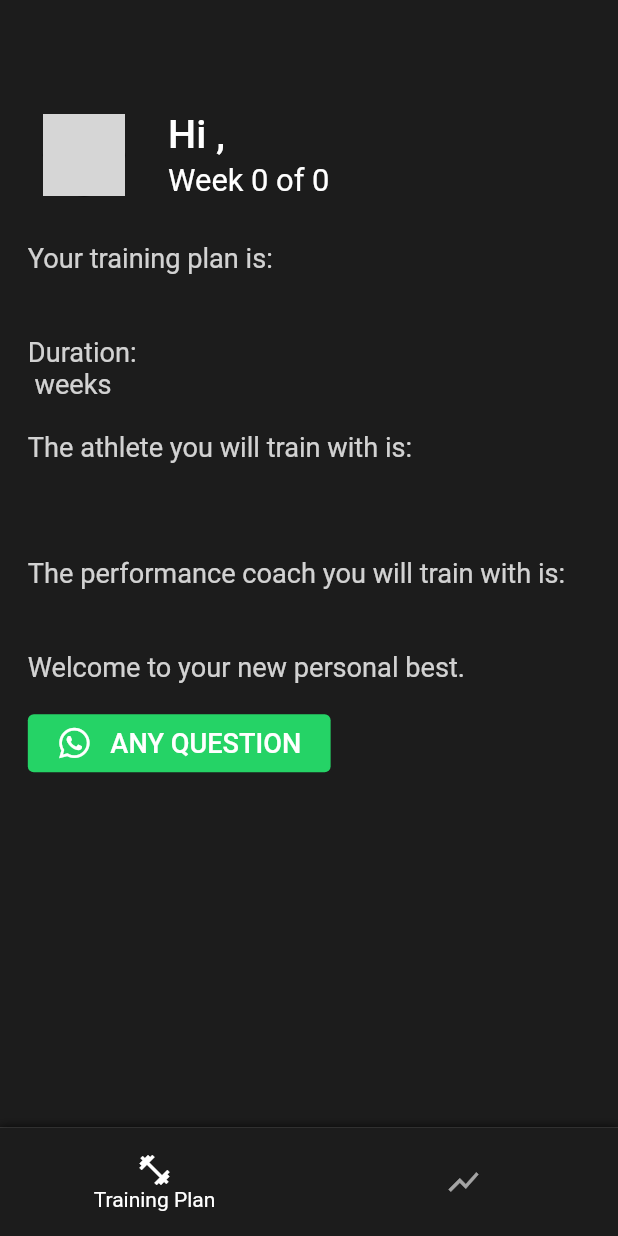
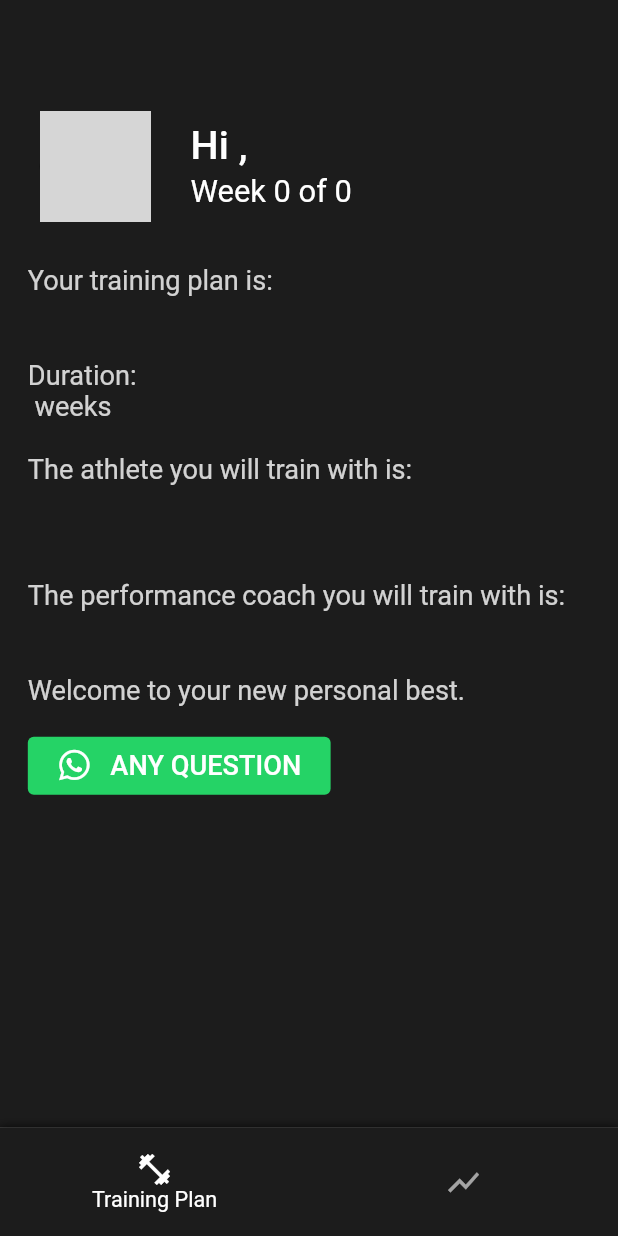
Before and after one commit to Danis96/Athlete.co, a Flutter app: the TrainingPlan screen opened directly with empty values, on a phone screen of 412 x 824 dp. Run offline on Flutter 3.47's test engine with Material 2 defaults, Android fonts, the phone set to English and light mode, and no system bars; our stand-ins replace audioplayers, chewie, cloud_firestore, firebase_auth, font_awesome_flutter, google_sign_in and 2 more; missing offline and left inert: flutter_facebook_login, flutter_twitter_login; accounts and stored records are empty; network calls fail; grey boxes are pictures that could not be loaded.

Commit message:
responsiveFromLastMeeting

```diff
--- a/lib/view/chooseAthlete/widgets/nameHeadline.dart
+++ b/lib/view/chooseAthlete/widgets/nameHeadline.dart
@@ -20,8 +20,8 @@ Widget nameHeadline(String name, String usersPhoto, BuildContext context,
     child: Row(
       children: <Widget>[
         Container(
-          height: 90.0,
-          width: 90,
+          height: 100,
+          width: 100,
           padding: EdgeInsets.all(10),
           child: CircleAvatar(
             backgroundColor: MyColors().black,
--- a/lib/view/chooseAthlete/widgets/trainerContainer.dart
+++ b/lib/view/chooseAthlete/widgets/trainerContainer.dart
@@ -64,7 +64,7 @@ Widget trainerContainer(
                   bottomRight: const Radius.circular(8),
                 )),
             width: SizeConfig.blockSizeHorizontal * 95,
-            height: SizeConfig.blockSizeVertical * 30,
+            height: SizeConfig.blockSizeVertical * 32,
           ),
           Container(
             child: ClipRRect(
--- a/lib/view/history/page/history.dart
+++ b/lib/view/history/page/history.dart
@@ -19,6 +19,9 @@ class History extends StatelessWidget {
       backgroundColor: MyColors().lightBlack,
       body: Container(
         child: Center(
+          child: Container(
+            width: SizeConfig.blockSizeHorizontal * 70,
+            height: SizeConfig.blockSizeVertical * 5,
             child: RaisedButton(
               color: MyColors().black,
               onPressed: () {
@@ -38,6 +41,8 @@ class History extends StatelessWidget {
                 'Change your athlete',
                 style: TextStyle(
                   color: MyColors().white,
+                  fontSize: SizeConfig.safeBlockHorizontal * 4
+                ),
               ),
             ),
           ),
--- a/lib/view/history/widgets/firstTab.dart
+++ b/lib/view/history/widgets/firstTab.dart
@@ -21,6 +21,7 @@ Widget firstTab(BuildContext context, DocumentSnapshot userDocument,
           Icon(
             Icons.fitness_center,
             color: Colors.white60,
+            size: SizeConfig.blockSizeHorizontal * 6,
           ),
         ],
       ),
--- a/lib/view/history/widgets/secondTab.dart
+++ b/lib/view/history/widgets/secondTab.dart
@@ -13,11 +13,13 @@ Widget secondTab(BuildContext context) {
         Icon(
           Icons.show_chart,
           color: Colors.white,
+          size: SizeConfig.blockSizeHorizontal * 6,
         ),
         Text(
           'History',
           style: TextStyle(
             color: MyColors().white,
+            fontSize: SizeConfig.safeBlockHorizontal * 3.5
           ),
         ),
       ],
--- a/lib/view/home/widgets/facebookButton.dart
+++ b/lib/view/home/widgets/facebookButton.dart
@@ -27,8 +27,8 @@ Widget facebookButton(BuildContext context) {
                 borderRadius: BorderRadius.circular(2),
                 color: Colors.white,
               ),
-              height: SizeConfig.blockSizeVertical * 3.75,
-              width: SizeConfig.blockSizeHorizontal * 6.667,
+              height: SizeConfig.blockSizeVertical * 3.50,
+              width: SizeConfig.blockSizeHorizontal * 5.50,
               child: ClipRRect(
                 borderRadius: BorderRadius.circular(8.0),
                 child: Icon(
--- a/lib/view/home/widgets/googleButton.dart
+++ b/lib/view/home/widgets/googleButton.dart
@@ -30,7 +30,7 @@ Widget googleButton(BuildContext context) {
                 borderRadius: BorderRadius.circular(8.0),
                 child: Image.asset(
                 'assets/images/google-login.png',
-                height: SizeConfig.blockSizeVertical * 3.75,
+                fit: BoxFit.contain,
               ),
               ),
             ),
--- a/lib/view/home/widgets/logo.dart
+++ b/lib/view/home/widgets/logo.dart
@@ -5,8 +5,8 @@ import 'package:flutter/material.dart';
 Widget logo(BuildContext context) {
   SizeConfig().init(context);
   return Container(
-    height: SizeConfig.blockSizeVertical * 3.75,
+    height: SizeConfig.blockSizeVertical * 4.75,
     width: SizeConfig.blockSizeHorizontal * 59,
-    child: Image.asset(MyText().logoUrl),
+    child: Image.asset(MyText().logoUrl, fit: BoxFit.fitWidth,),
   );
 }
--- a/lib/view/trainingPlan/widgets/firstTab.dart
+++ b/lib/view/trainingPlan/widgets/firstTab.dart
@@ -13,11 +13,13 @@ Widget firstTab(BuildContext context) {
         Icon(
           Icons.fitness_center,
           color: MyColors().white,
+          size: SizeConfig.blockSizeHorizontal * 6,
         ),
         Text(
           'Training Plan',
           style: TextStyle(
             color: MyColors().white,
+            fontSize: SizeConfig.safeBlockHorizontal * 3.5
           ),
         ),
       ],
--- a/lib/view/trainingPlan/widgets/secondTab.dart
+++ b/lib/view/trainingPlan/widgets/secondTab.dart
@@ -24,6 +24,7 @@ Widget secondTab(BuildContext context, DocumentSnapshot userTrainerDocument,
             child: Icon(
               Icons.show_chart,
               color: Colors.white60,
+              size: SizeConfig.blockSizeHorizontal * 6,
             ),
           ),
         ],
--- a/lib/view/trainingPlan/widgets/trainingPlanHeadline.dart
+++ b/lib/view/trainingPlan/widgets/trainingPlanHeadline.dart
@@ -14,9 +14,9 @@ Widget trainingPlanHeadline(
     crossAxisAlignment: CrossAxisAlignment.center,
     children: <Widget>[
       Container(
-        height: 75.0,
-        width: 75,
-        padding: EdgeInsets.all(10),
+        height: 90.0,
+        width: 90,
+        padding: EdgeInsets.all(8),
         child: CircleAvatar(
           backgroundColor: MyColors().black,
           radius: 28.0,
@@ -30,7 +30,7 @@ Widget trainingPlanHeadline(
         crossAxisAlignment: CrossAxisAlignment.start,
         children: <Widget>[
           Container(
-            width: SizeConfig.blockSizeHorizontal * 65,
+            width: SizeConfig.blockSizeHorizontal * 63,
             child: Text(
               'Hi $justName,',
               //'Week $currentWeek of $totalWeeks',
@@ -46,7 +46,7 @@ Widget trainingPlanHeadline(
             height: SizeConfig.blockSizeVertical * 0.3,
           ),
           Container(
-            width: SizeConfig.blockSizeHorizontal * 65,
+            width: SizeConfig.blockSizeHorizontal * 63,
             child: Text('Week $currentWeek of $totalWeeks',
               //'Your training plan is:\n$trainingPlan',
               style: TextStyle(
--- a/lib/view/workout/pages/workout.dart
+++ b/lib/view/workout/pages/workout.dart
@@ -58,16 +58,16 @@ class _WorkoutState extends State<Workout> {
     return Scaffold(
       appBar: AppBar(
         /// workout name
-        title: Text(widget.workoutName.toUpperCase()),
+        title: Text(widget.workoutName.toUpperCase(), style: TextStyle(fontSize: SizeConfig.blockSizeHorizontal * 5),),
         backgroundColor: MyColors().lightBlack,
         elevation: 0,
         leading: IconButton(
           icon: Icon(
             Icons.clear,
             color: MyColors().white,
+            size: SizeConfig.blockSizeHorizontal * 8,
           ),
           onPressed: () => WorkoutViewModel().xBack(context),
-          iconSize: 30.0,
         ),
       ),
       bottomNavigationBar: isInfo ? InfoExercise(exerciseTips: exerciseTipsforView,refreshParent: refreshFromInfo) : bottomButtonStart(
--- a/lib/view/workout/widgets/exerciseCard.dart
+++ b/lib/view/workout/widgets/exerciseCard.dart
@@ -58,8 +58,8 @@ class _ExerciseCardState extends State<ExerciseCard> {
 
   @override
   Widget build(BuildContext context) {
+    /// for tips
     keyOfExercise = widget.exerciseID;
-    print(keyOfExercise + ' == ' + widget.exerciseID);
     return Row(
       key: ValueKey(widget.exerciseID),
       children: <Widget>[
@@ -68,8 +68,8 @@ class _ExerciseCardState extends State<ExerciseCard> {
           onTap: () => showInfo() ,
           child: Container(
             margin: EdgeInsets.only(left: SizeConfig.blockSizeHorizontal * 5),
-            width: 90.0,
-            height: 90.0,
+            width: SizeConfig.blockSizeHorizontal * 20,
+            height: SizeConfig.blockSizeVertical * 10 ,
             child: Image.network(
               widget.exerciseImage,
               height: SizeConfig.blockSizeVertical * 10,
--- a/lib/view/workout/widgets/warmupContainer.dart
+++ b/lib/view/workout/widgets/warmupContainer.dart
@@ -24,7 +24,6 @@ Widget warmupContainer(
     ) {
   return Container(
     color: MyColors().black,
-    margin: EdgeInsets.only(top: SizeConfig.blockSizeVertical * 3),
     child: custom.ExpansionTile(
       title: Text(
         MyText().warmUp,
--- a/lib/view/workout/widgets/workoutList.dart
+++ b/lib/view/workout/widgets/workoutList.dart
@@ -28,7 +28,6 @@ Widget workoutList(
     Function refreshFromInfo,
     ) {
   return Container(
-    margin: EdgeInsets.only(top: SizeConfig.blockSizeVertical * 5),
     color: MyColors().black,
     child: FutureBuilder(
         future: WorkoutViewModel().getSeries(trainerID, weekID, workoutID),
```
Also changed, not shown: lib/view/chewieVideo/widgets/getReady.dart (+1 -17 lines). Lines whose indentation alone changed are shown as unchanged.
